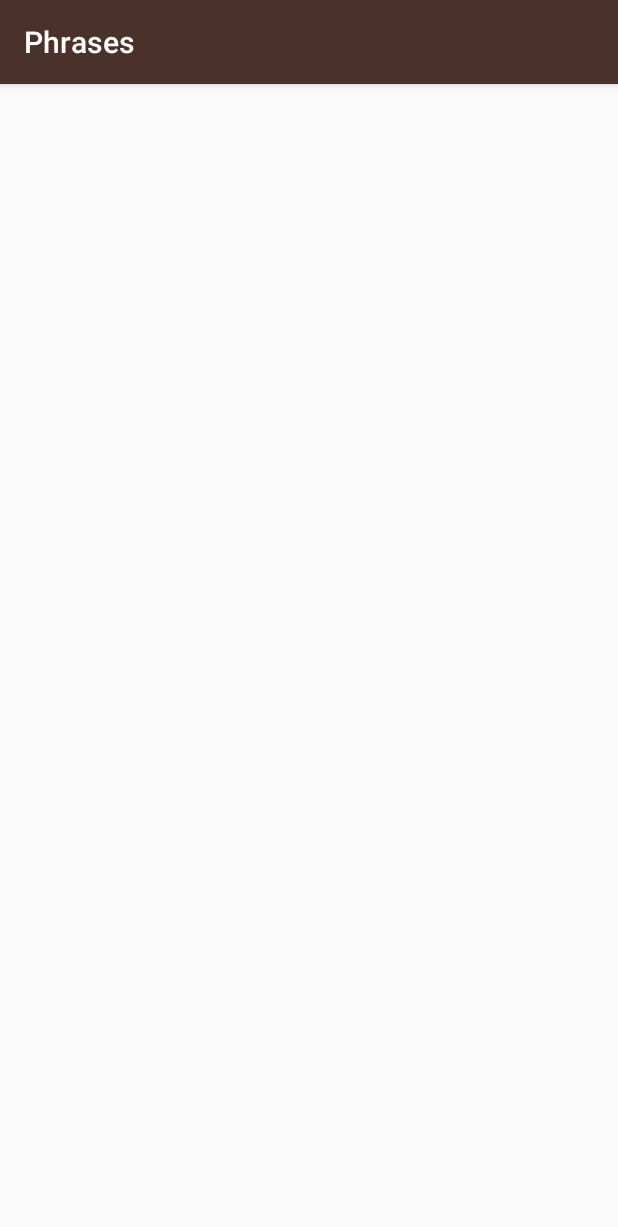
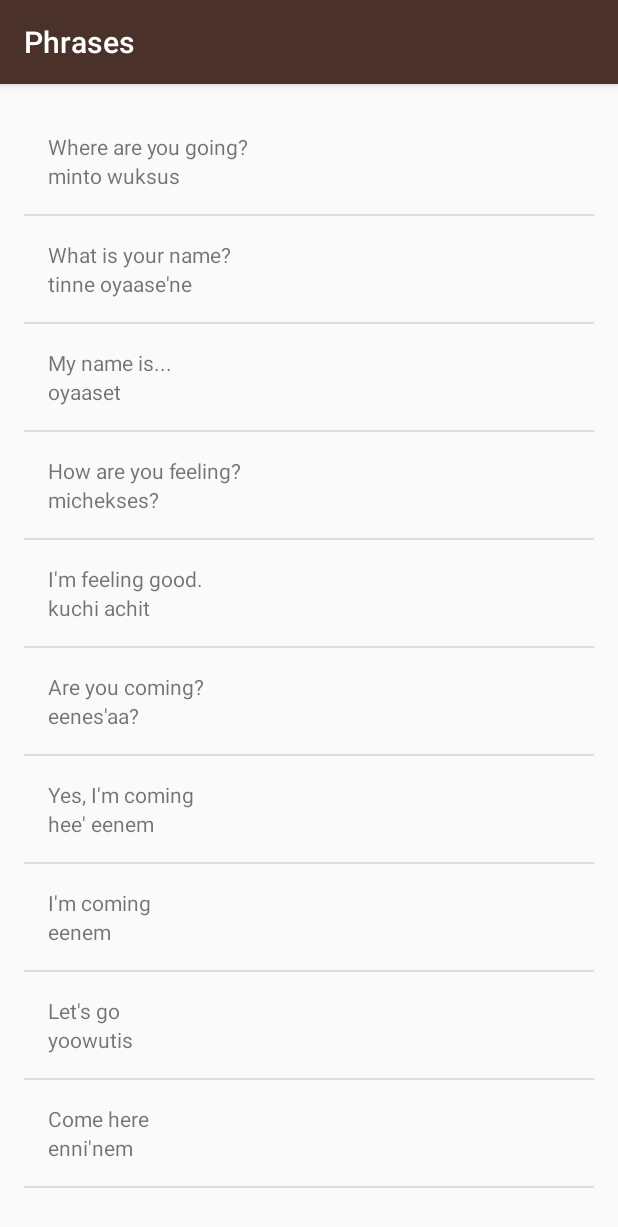
Before and after one commit to rafalrudzinski/Miwok, an Android app: the PhrasesActivity screen opened directly, with no data from a screen before it, on a phone screen of 412 x 824 dp. Shown: the top 1227 px of the screen. Run offline under Robolectric (Android 15) with nearby library versions, the phone set to English and light mode, and no system bars.

Commit message:
added data to PhrasesActivity

```diff
--- a/app/src/main/java/com/example/android/miwok/PhrasesActivity.java
+++ b/app/src/main/java/com/example/android/miwok/PhrasesActivity.java
@@ -2,6 +2,9 @@ package com.example.android.miwok;
 
 import android.support.v7.app.AppCompatActivity;
 import android.os.Bundle;
+import android.widget.ListView;
+
+import java.util.ArrayList;
 
 public class PhrasesActivity extends AppCompatActivity {
 
@@ -9,5 +12,23 @@ public class PhrasesActivity extends AppCompatActivity {
     protected void onCreate(Bundle savedInstanceState) {
         super.onCreate(savedInstanceState);
         setContentView(R.layout.word_list);
+
+        ArrayList<Word> words = new ArrayList<Word>();
+        words.add(new Word("Where are you going?", "minto wuksus"));
+        words.add(new Word("What is your name?", "tinne oyaase'ne"));
+        words.add(new Word("My name is...", "oyaaset"));
+        words.add(new Word("How are you feeling?", "michekses?"));
+        words.add(new Word("I'm feeling good.", "kuchi achit"));
+        words.add(new Word("Are you coming?", "eenes'aa?"));
+        words.add(new Word("Yes, I'm coming", "hee' eenem"));
+        words.add(new Word("I'm coming", "eenem"));
+        words.add(new Word("Let's go", "yoowutis"));
+        words.add(new Word("Come here", "enni'nem"));
+
+        WordAdapter adapter = new WordAdapter(this, words);
+
+        ListView listView = (ListView) findViewById(R.id.list);
+
+        listView.setAdapter(adapter);
     }
 }
```
